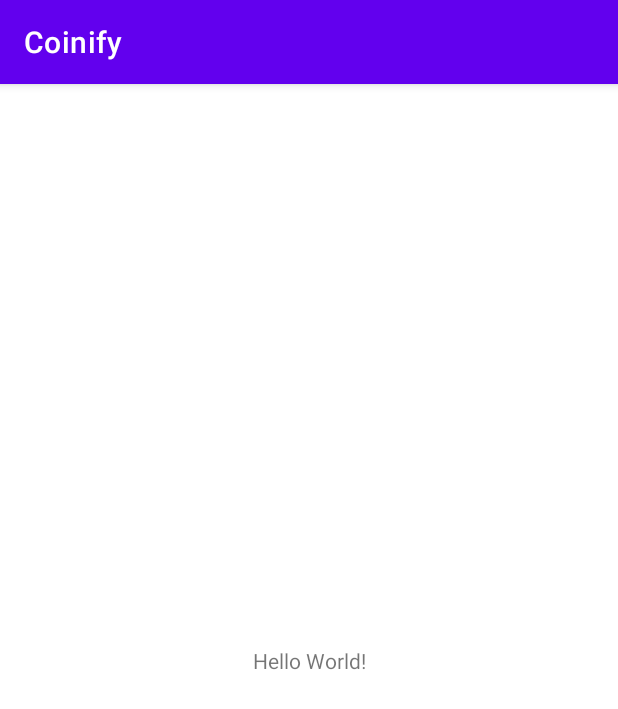
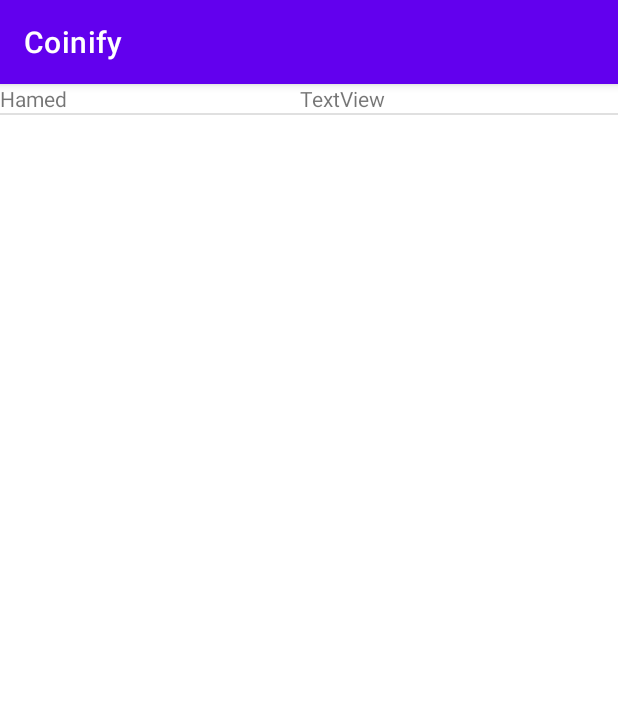
Before and after one commit to Hamedamz/mobile-HW1, an Android app: the screen it shows after launch (MainActivity), on a phone screen of 412 x 824 dp. Shown: the top 709 px of the screen. Run offline under Robolectric (Android 15) with nearby library versions, the phone set to English and light mode, and no system bars.

Commit message:
feat: Add simple list with update

```diff
--- a/app/src/main/java/ir/sambal/coinify/MainActivity.java
+++ b/app/src/main/java/ir/sambal/coinify/MainActivity.java
@@ -3,12 +3,61 @@ package ir.sambal.coinify;
 import androidx.appcompat.app.AppCompatActivity;
 
 import android.os.Bundle;
+import android.util.Log;
+import android.view.View;
+import android.widget.AdapterView;
+import android.widget.ArrayAdapter;
+import android.widget.ListView;
+import android.widget.Toast;
 
 public class MainActivity extends AppCompatActivity {
+    private ListView listView;
+    private String[] listItem;
 
     @Override
     protected void onCreate(Bundle savedInstanceState) {
         super.onCreate(savedInstanceState);
         setContentView(R.layout.activity_main);
+        Thread thread = new Thread(() -> {
+            Log.i("ME", "Shoro shod!");
+            try {
+                Thread.sleep(10000);
+            } catch (InterruptedException e) {
+                e.printStackTrace();
+            }
+            runOnUiThread(() -> {
+                Log.i("ME", "Update kon");
+                listItem = new String[]{"Arshia"}; // getResources().getStringArray(R.array.array_technology);
+                final ArrayAdapter<String> adapter = new ArrayAdapter<String>(this,
+                        R.layout.mylist, R.id.textView, listItem);
+                listView.setAdapter(adapter);
+                Log.i("ME", "Update shod!");
+            });
+        });
+
+        thread.start();
+
+        listView = (ListView) findViewById(R.id.listView);
+        listItem = new String[]{"Hamed"};
+        final ArrayAdapter<String> adapter = new ArrayAdapter<String>(this,
+                R.layout.mylist, R.id.textView, listItem);
+        listView.setAdapter(adapter);
+
+        listView.setOnItemClickListener(new AdapterView.OnItemClickListener() {
+            @Override
+            public void onItemClick(AdapterView<?> adapterView, View view, int position, long l) {
+                // TODO Auto-generated method stub
+                String value = adapter.getItem(position);
+                Toast.makeText(getApplicationContext(), value, Toast.LENGTH_SHORT).show();
+
+            }
+        });
+
+//        try {
+//            thread.join();
+//        } catch (InterruptedException e) {
+//            e.printStackTrace();
+//        }
+
     }
 }
--- a/app/src/main/res/layout/activity_main.xml
+++ b/app/src/main/res/layout/activity_main.xml
@@ -6,13 +6,8 @@
     android:layout_height="match_parent"
     tools:context=".MainActivity">
 
-    <TextView
-        android:layout_width="wrap_content"
-        android:layout_height="wrap_content"
-        android:text="Hello World!"
-        app:layout_constraintBottom_toBottomOf="parent"
-        app:layout_constraintLeft_toLeftOf="parent"
-        app:layout_constraintRight_toRightOf="parent"
-        app:layout_constraintTop_toTopOf="parent" />
-
+    <ListView
+        android:id="@+id/listView"
+        android:layout_width="match_parent"
+        android:layout_height="fill_parent" />
 </androidx.constraintlayout.widget.ConstraintLayout>
--- /dev/null
+++ b/app/src/main/res/layout/mylist.xml
@@ -0,0 +1,18 @@
+<?xml version="1.0" encoding="utf-8"?>
+<LinearLayout xmlns:android="http://schemas.android.com/apk/res/android"
+    android:layout_width="match_parent"
+    android:layout_height="match_parent">
+
+    <TextView
+        android:id="@+id/textView"
+        android:layout_width="wrap_content"
+        android:layout_height="wrap_content"
+        android:layout_weight="1"
+        android:text="TextView" />
+    <TextView
+        android:id="@+id/textView2"
+        android:layout_width="wrap_content"
+        android:layout_height="wrap_content"
+        android:layout_weight="1"
+        android:text="TextView" />
+</LinearLayout>
```
